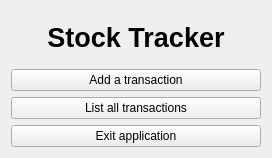
This is ui/guiMain.ui in Roenski/StockTracker as Qt 5 draws it before an edit. The edited form follows.
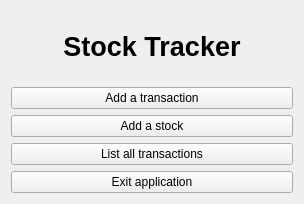
This is the edited form.

Commit message: View for adding stocks

Patch:
```diff
--- a/ui/guiMain.ui
+++ b/ui/guiMain.ui
@@ -6,8 +6,8 @@
    <rect>
     <x>0</x>
     <y>0</y>
-    <width>272</width>
-    <height>158</height>
+    <width>304</width>
+    <height>204</height>
    </rect>
   </property>
   <property name="windowTitle">
@@ -38,6 +38,13 @@
      </property>
     </widget>
    </item>
+   <item>
+    <widget class="QPushButton" name="button_add_stock">
+     <property name="text">
+      <string>Add a stock</string>
+     </property>
+    </widget>
+   </item>
    <item>
     <widget class="QPushButton" name="button_list_transactions">
      <property name="text">
```
The commit also changes 5 other files.
